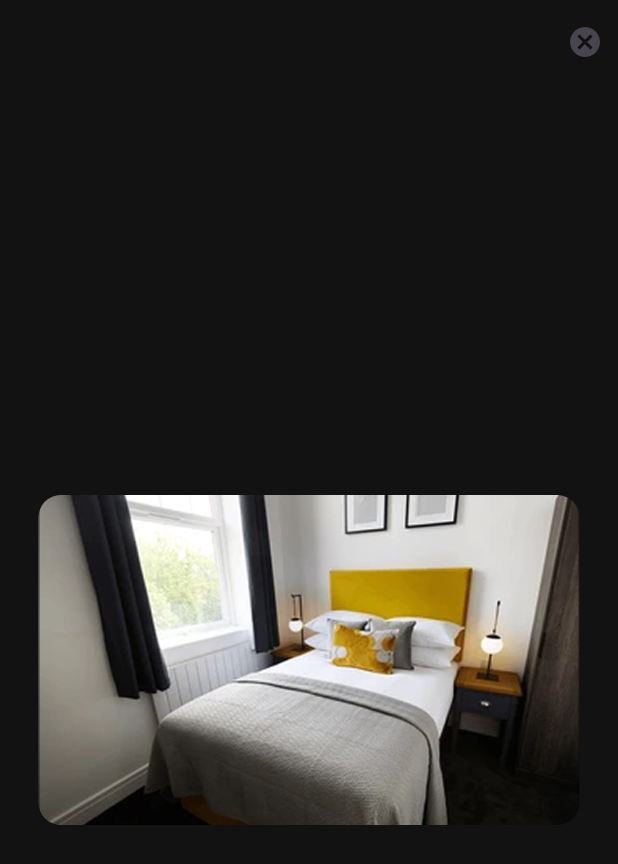
After one commit to sadikshya0/stay_job, a Flutter app: the RoomViewScreen screen opened directly, after a tap on "View all photos", on a phone screen of 412 x 824 dp. The commit adds this screen. Shown: the top 864 px of the screen. Run offline on Flutter 3.47's test engine with Material 3 defaults, Android fonts, the phone set to English and light mode, and no system bars; drawn by our look-alikes of carousel_slider; our stand-ins replace dotted_border, file_picker, flutter_spinkit, flutter_svg, get.

Commit message:
room_photo_screen_completed_and_other_screens_updated

```diff
--- /dev/null
+++ b/lib/view/dashboard/room_photo_screen.dart
@@ -0,0 +1,82 @@
+import 'package:carousel_slider/carousel_slider.dart';
+import 'package:flutter/material.dart';
+import 'package:get/route_manager.dart';
+import 'package:get/state_manager.dart';
+import 'package:safe_job/utils/colors.dart';
+import 'package:safe_job/utils/image_path.dart';
+
+class RoomPhotoScreen extends StatelessWidget {
+  const RoomPhotoScreen({super.key});
+
+  @override
+  Widget build(BuildContext context) {
+    return Scaffold(
+      backgroundColor: AppColors.backGroundDark,
+      appBar: AppBar(
+        backgroundColor: AppColors.backGroundDark,
+
+        automaticallyImplyLeading: false,
+        actions: [
+          Padding(
+            padding: const EdgeInsets.only(right: 10),
+            child: InkWell(
+              onTap: () => Get.back(),
+              child: Positioned(top: 8, left: 8, child: Icon(Icons.cancel)),
+            ),
+          ),
+        ],
+      ),
+      body: Center(
+        child: SafeArea(
+          child: CarouselSlider(
+            items: [
+              Container(
+                margin: const EdgeInsets.symmetric(horizontal: 5),
+                decoration: BoxDecoration(
+                  borderRadius: BorderRadius.circular(15),
+                  image: DecorationImage(
+                    image: AssetImage(ImagePath.bedroom),
+                    fit: BoxFit.cover,
+                  ),
+                ),
+              ),
+
+              Container(
+                margin: const EdgeInsets.symmetric(horizontal: 5),
+                decoration: BoxDecoration(
+                  borderRadius: BorderRadius.circular(15),
+                  image: DecorationImage(
+                    image: AssetImage(ImagePath.bedroom),
+                    fit: BoxFit.cover,
+                  ),
+                ),
+              ),
+
+              Container(
+                margin: const EdgeInsets.symmetric(horizontal: 5),
+                decoration: BoxDecoration(
+                  borderRadius: BorderRadius.circular(15),
+                  image: DecorationImage(
+                    image: AssetImage(ImagePath.bedroom),
+                    fit: BoxFit.cover,
+                  ),
+                ),
+              ),
+            ],
+
+            options: CarouselOptions(
+              height: 220,
+
+              autoPlay: true,
+              enlargeCenterPage: true,
+
+              viewportFraction: 0.9,
+
+              autoPlayAnimationDuration: Duration(milliseconds: 800),
+            ),
+          ),
+        ),
+      ),
+    );
+  }
+}
--- a/lib/view/dashboard/room_view_screen.dart
+++ b/lib/view/dashboard/room_view_screen.dart
@@ -3,6 +3,7 @@ import 'package:get/get.dart';
 import 'package:safe_job/utils/colors.dart';
 import 'package:safe_job/utils/custom_text_styles.dart';
 import 'package:safe_job/utils/image_path.dart';
+import 'package:safe_job/view/dashboard/room_photo_screen.dart';
 import 'package:safe_job/view/dashboard/room_schedule_screen.dart';
 import 'package:safe_job/widgets/room_screen_widget/amenity_card.dart';
 
@@ -43,7 +44,7 @@ class RoomViewScreen extends StatelessWidget {
                       ),
                     ),
                     Positioned(
-                      top: 30,
+                      top: 35,
                       right: 8,
                       child: Icon(
                         Icons.layers_outlined,
@@ -51,8 +52,12 @@ class RoomViewScreen extends StatelessWidget {
                       ),
                     ),
                     Positioned(
-                      bottom: 30,
+                      bottom: 35,
                       right: 8,
+                      child: InkWell(
+                        onTap: () {
+                          Get.to(() => RoomPhotoScreen());
+                        },
                         child: Container(
                           height: 30,
                           width: 100,
@@ -65,6 +70,7 @@ class RoomViewScreen extends StatelessWidget {
                               "View all photos",
                               style: CustomTextStyles.f12W600(
                                 color: AppColors.textColor,
+                              ),
                             ),
                           ),
                         ),
```
Lines whose indentation alone changed are shown as unchanged.
